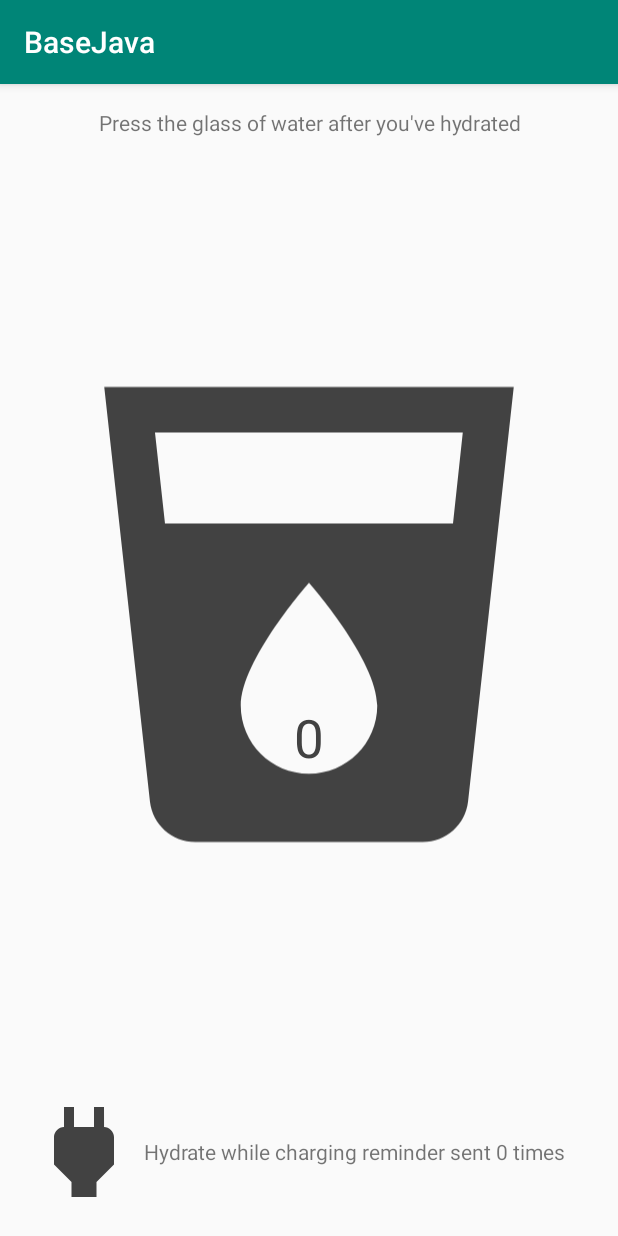
After one commit to gatosempai/BaseJava, an Android app: the IntentActivity screen opened directly, with no data from a screen before it, on a phone screen of 412 x 824 dp. The commit adds this screen. Run offline under Robolectric (Android 15) with nearby library versions, the phone set to English and light mode, and no system bars.

Commit message:
IntentService feature finished

```diff
--- /dev/null
+++ b/app/src/main/java/dev/oruizp/feature/intentservice/IntentActivity.java
@@ -0,0 +1,100 @@
+package dev.oruizp.feature.intentservice;
+
+import android.content.Intent;
+import android.content.SharedPreferences;
+import android.os.Bundle;
+import android.preference.PreferenceManager;
+import android.view.View;
+import android.widget.ImageView;
+import android.widget.TextView;
+import android.widget.Toast;
+
+import androidx.appcompat.app.AppCompatActivity;
+
+import dev.oruizp.R;
+
+public class IntentActivity extends AppCompatActivity implements
+        SharedPreferences.OnSharedPreferenceChangeListener {
+
+    private TextView mWaterCountDisplay;
+    private TextView mChargingCountDisplay;
+    private ImageView mChargingImageView;
+
+    private Toast mToast;
+
+    @Override
+    protected void onCreate(Bundle savedInstanceState) {
+        super.onCreate(savedInstanceState);
+        setContentView(R.layout.activity_intent);
+
+        /** Get the views **/
+        mWaterCountDisplay = (TextView) findViewById(R.id.tv_water_count);
+        mChargingCountDisplay = (TextView) findViewById(R.id.tv_charging_reminder_count);
+        mChargingImageView = (ImageView) findViewById(R.id.iv_power_increment);
+
+        /** Set the original values in the UI **/
+        updateWaterCount();
+        updateChargingReminderCount();
+
+        /** Setup the shared preference listener **/
+        SharedPreferences prefs = PreferenceManager.getDefaultSharedPreferences(this);
+        prefs.registerOnSharedPreferenceChangeListener(this);
+    }
+
+    /**
+     * Updates the TextView to display the new water count from SharedPreferences
+     */
+    private void updateWaterCount() {
+        int waterCount = PreferenceUtilities.getWaterCount(this);
+        mWaterCountDisplay.setText(waterCount + "");
+    }
+
+    /**
+     * Updates the TextView to display the new charging reminder count from SharedPreferences
+     */
+    private void updateChargingReminderCount() {
+        int chargingReminders = PreferenceUtilities.getChargingReminderCount(this);
+        String formattedChargingReminders = getResources().getQuantityString(
+                R.plurals.charge_notification_count, chargingReminders, chargingReminders);
+        mChargingCountDisplay.setText(formattedChargingReminders);
+
+    }
+
+    /**
+     * Adds one to the water count and shows a toast
+     */
+    public void incrementWater(View view) {
+        if (mToast != null) mToast.cancel();
+        mToast = Toast.makeText(this, R.string.water_chug_toast, Toast.LENGTH_SHORT);
+        mToast.show();
+
+        // COMPLETED (15) Create an explicit intent for WaterReminderIntentService
+        Intent incrementWaterCountIntent = new Intent(this, WaterReminderIntentService.class);
+        // COMPLETED (16) Set the action of the intent to ACTION_INCREMENT_WATER_COUNT
+        incrementWaterCountIntent.setAction(ReminderTasks.ACTION_INCREMENT_WATER_COUNT);
+        // COMPLETED (17) Call startService and pass the explicit intent you just created
+        startService(incrementWaterCountIntent);
+
+    }
+
+    @Override
+    protected void onDestroy() {
+        super.onDestroy();
+        /** Cleanup the shared preference listener **/
+        SharedPreferences prefs = PreferenceManager.getDefaultSharedPreferences(this);
+        prefs.unregisterOnSharedPreferenceChangeListener(this);
+    }
+
+    /**
+     * This is a listener that will update the UI when the water count or charging reminder counts
+     * change
+     */
+    @Override
+    public void onSharedPreferenceChanged(SharedPreferences sharedPreferences, String key) {
+        if (PreferenceUtilities.KEY_WATER_COUNT.equals(key)) {
+            updateWaterCount();
+        } else if (PreferenceUtilities.KEY_CHARGING_REMINDER_COUNT.equals(key)) {
+            updateChargingReminderCount();
+        }
+    }
+}
--- /dev/null
+++ b/app/src/main/java/dev/oruizp/feature/intentservice/PreferenceUtilities.java
@@ -0,0 +1,64 @@
+/*
+ * Copyright (C) 2016 The Android Open Source Project
+ *
+ * Licensed under the Apache License, Version 2.0 (the "License");
+ * you may not use this file except in compliance with the License.
+ * You may obtain a copy of the License at
+ *
+ *      http://www.apache.org/licenses/LICENSE-2.0
+ *
+ * Unless required by applicable law or agreed to in writing, software
+ * distributed under the License is distributed on an "AS IS" BASIS,
+ * WITHOUT WARRANTIES OR CONDITIONS OF ANY KIND, either express or implied.
+ * See the License for the specific language governing permissions and
+ * limitations under the License.
+ */
+package dev.oruizp.feature.intentservice;
+
+import android.content.Context;
+import android.content.SharedPreferences;
+import android.preference.PreferenceManager;
+
+/**
+ * This class contains utility methods which update water and charging counts in SharedPreferences
+ */
+public final class PreferenceUtilities {
+
+    public static final String KEY_WATER_COUNT = "water-count";
+    public static final String KEY_CHARGING_REMINDER_COUNT = "charging-reminder-count";
+
+    private static final int DEFAULT_COUNT = 0;
+
+    synchronized private static void setWaterCount(Context context, int glassesOfWater) {
+        SharedPreferences prefs = PreferenceManager.getDefaultSharedPreferences(context);
+        SharedPreferences.Editor editor = prefs.edit();
+        editor.putInt(KEY_WATER_COUNT, glassesOfWater);
+        editor.apply();
+    }
+
+    public static int getWaterCount(Context context) {
+        SharedPreferences prefs = PreferenceManager.getDefaultSharedPreferences(context);
+        int glassesOfWater = prefs.getInt(KEY_WATER_COUNT, DEFAULT_COUNT);
+        return glassesOfWater;
+    }
+
+    synchronized public static void incrementWaterCount(Context context) {
+        int waterCount = PreferenceUtilities.getWaterCount(context);
+        PreferenceUtilities.setWaterCount(context, ++waterCount);
+    }
+
+    synchronized public static void incrementChargingReminderCount(Context context) {
+        SharedPreferences prefs = PreferenceManager.getDefaultSharedPreferences(context);
+        int chargingReminders = prefs.getInt(KEY_CHARGING_REMINDER_COUNT, DEFAULT_COUNT);
+
+        SharedPreferences.Editor editor = prefs.edit();
+        editor.putInt(KEY_CHARGING_REMINDER_COUNT, ++chargingReminders);
+        editor.apply();
+    }
+
+    public static int getChargingReminderCount(Context context) {
+        SharedPreferences prefs = PreferenceManager.getDefaultSharedPreferences(context);
+        int chargingReminders = prefs.getInt(KEY_CHARGING_REMINDER_COUNT, DEFAULT_COUNT);
+        return chargingReminders;
+    }
+}
--- /dev/null
+++ b/app/src/main/res/drawable/ic_local_drink_grey_120px.xml
@@ -0,0 +1,13 @@
+<?xml version="1.0" encoding="utf-8"?>
+<vector xmlns:android="http://schemas.android.com/apk/res/android"
+    android:width="120dp"
+    android:height="120dp"
+    android:viewportWidth="24"
+    android:viewportHeight="24">
+    <path android:pathData="M0 0h24v24H0z" />
+    <path
+        android:fillColor="#424242"
+        android:pathData="M3 2l2.01 18.23C5.13 21.23 5.97 22 7 22h10c1.03 0 1.87-0.77 1.99-1.77L21 2H3zm9
+17c-1.66 0-3-1.34-3-3 0-2 3-5.4 3-5.4s3 3.4 3 5.4c0 1.66-1.34 3-3
+3zm6.33-11H5.67l-0.44-4h13.53l-0.43 4z" />
+</vector>
--- /dev/null
+++ b/app/src/main/res/drawable/ic_power_grey_80px.xml
@@ -0,0 +1,15 @@
+<?xml version="1.0" encoding="utf-8"?>
+<vector xmlns:android="http://schemas.android.com/apk/res/android"
+    android:width="80dp"
+    android:height="80dp"
+    android:viewportWidth="24"
+    android:viewportHeight="24">
+
+    <path
+        android:fillColor="#424242"
+        android:pathData="M16.01 7L16 3h-2v4h-4V3H8v4h-0.01C7 6.99 6 7.99 6 8.99v5.49L9.5
+18v3h5v-3l3.5-3.51v-5.5c0-1-1-2-1.99-1.99z" />
+    <path android:pathData="M0 0h24v24H0z" />
+
+
+</vector>
--- /dev/null
+++ b/app/src/main/res/layout/activity_intent.xml
@@ -0,0 +1,88 @@
+<?xml version="1.0" encoding="utf-8"?>
+<LinearLayout xmlns:android="http://schemas.android.com/apk/res/android"
+    xmlns:tools="http://schemas.android.com/tools"
+    android:id="@+id/activity_main"
+    android:layout_width="match_parent"
+    android:layout_height="match_parent"
+    android:orientation="vertical"
+    android:padding="16dp"
+    tools:context=".feature.intentservice.IntentActivity">
+
+    <TextView
+        android:id="@+id/tv_instructions"
+        android:layout_width="match_parent"
+        android:layout_height="wrap_content"
+        android:gravity="center"
+        android:text="Press the glass of water after you've hydrated" />
+
+    <FrameLayout
+        android:id="@+id/fl_water_increment"
+        android:layout_width="match_parent"
+        android:layout_height="0dp"
+        android:layout_weight="1">
+
+        <ImageButton
+            android:id="@+id/ib_water_increment"
+            android:layout_width="match_parent"
+            android:layout_height="match_parent"
+            android:background="?attr/selectableItemBackgroundBorderless"
+            android:contentDescription="Press to record drinking water"
+            android:onClick="incrementWater"
+            android:padding="8dp"
+            android:scaleType="fitCenter"
+            android:src="@drawable/ic_local_drink_grey_120px" />
+
+        <LinearLayout
+            android:layout_width="match_parent"
+            android:layout_height="match_parent"
+            android:orientation="vertical">
+
+            <!-- Centering TextView within image -->
+            <View
+                android:layout_width="0dp"
+                android:layout_height="0dp"
+                android:layout_weight="64"
+                android:visibility="invisible" />
+
+            <TextView
+                android:id="@+id/tv_water_count"
+                android:layout_width="wrap_content"
+                android:layout_height="wrap_content"
+                android:layout_gravity="center"
+                android:text="0"
+                android:textColor="#424242"
+                android:textSize="35sp" />
+
+            <View
+                android:layout_width="0dp"
+                android:layout_height="0dp"
+                android:layout_weight="36"
+                android:visibility="invisible" />
+        </LinearLayout>
+    </FrameLayout>
+
+    <RelativeLayout
+        android:id="@+id/fl_charge_increment"
+        android:layout_width="wrap_content"
+        android:layout_height="wrap_content">
+
+        <ImageView
+            android:id="@+id/iv_power_increment"
+            android:layout_width="wrap_content"
+            android:layout_height="wrap_content"
+            android:contentDescription="charging plug image"
+            android:src="@drawable/ic_power_grey_80px" />
+
+        <TextView
+            android:id="@+id/tv_charging_reminder_count"
+            android:layout_width="wrap_content"
+            android:layout_height="wrap_content"
+            android:layout_centerVertical="true"
+            android:layout_marginEnd="16dp"
+            android:layout_marginRight="16dp"
+            android:layout_toEndOf="@id/iv_power_increment"
+            android:layout_toRightOf="@id/iv_power_increment"
+            android:text="Hydrate while charging reminder sent 0 times" />
+
+    </RelativeLayout>
+</LinearLayout>
--- a/app/src/main/res/values/strings.xml
+++ b/app/src/main/res/values/strings.xml
@@ -1,3 +1,25 @@
 <resources>
     <string name="app_name">BaseJava</string>
+
+    <!-- Strings for the MainActivity -->
+    <string name="instructions">
+        Press the glass of water after you\'ve hydrated.</string>
+    <string name="water_increment_content_desc">Press to record drinking water</string>
+    <string name="charging_plug_content_desc">charging plug image</string>
+
+    <string name="default_water_count">0</string>
+    <string name="default_charge_notification_count">Hydrate while charging reminder sent 0 times</string>
+
+    <plurals name="charge_notification_count">
+        <item quantity="zero">Hydrate while charging reminder sent %d times</item>
+        <item quantity="one">Hydrate while charging reminder sent %d time</item>
+        <item quantity="other">Hydrate while charging reminder sent %d times</item>
+    </plurals>
+
+
+    <!-- Strings for Notifications and Toasts -->
+    <string name="water_chug_toast">GLUG GLUG GLUG</string>
+
+    <string name="charging_reminder_notification_title">Device Charging - Where\'s that water?</string>
+    <string name="charging_reminder_notification_body">There\'s never a better time to drink water than when you know your phone is charging. Drink up!</string>
 </resources>
--- a/build.gradle
+++ b/build.gradle
@@ -35,5 +35,5 @@ ext {
     // App dependencies
     room_version = '2.1.0'
     lifecycle_version = '2.0.0'
-    worker_version = '2.1.0'
+    worker_version = '2.2.0'
 }
```
Also changed, not shown: app/src/main/AndroidManifest.xml (+6 -1 lines), app/src/main/java/dev/oruizp/feature/intentservice/ReminderTasks.java (added, +41 -0 lines), app/src/main/java/dev/oruizp/feature/intentservice/WaterReminderIntentService.java (added, +22 -0 lines), app/src/main/java/dev/oruizp/feature/landing/LandingActivity.java (+24 -2 lines).
